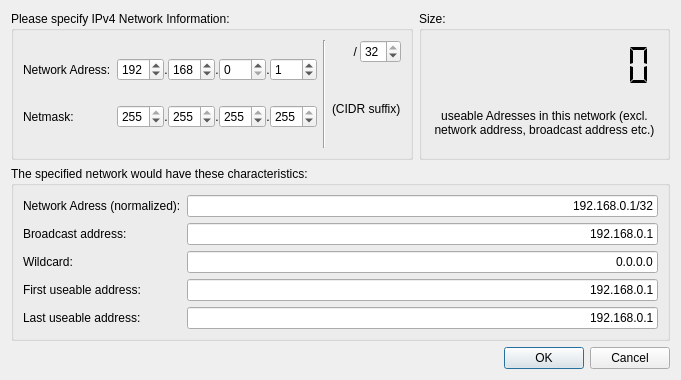
Above: sm_ipv4editdialog.ui from lordwolfchild/subnetmapper before the change. Below: the same form after it.
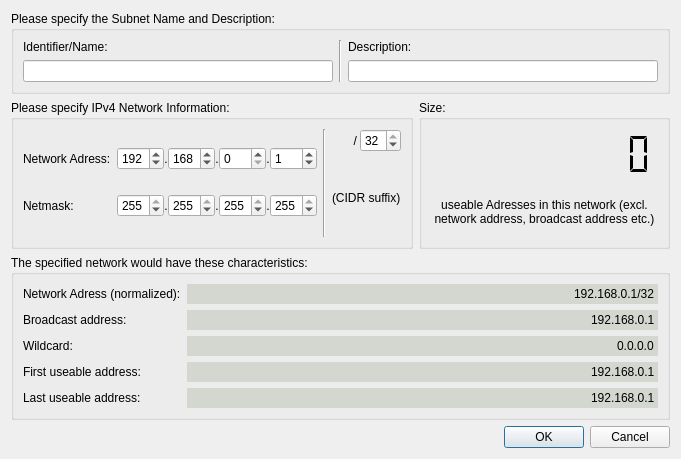
That is the form after the change.

```diff
--- a/sm_ipv4editdialog.ui
+++ b/sm_ipv4editdialog.ui
@@ -7,21 +7,81 @@
     <x>0</x>
     <y>0</y>
     <width>681</width>
-    <height>380</height>
+    <height>459</height>
    </rect>
   </property>
   <property name="windowTitle">
    <string>Dialog</string>
   </property>
-  <layout class="QGridLayout" name="gridLayout_4">
+  <layout class="QGridLayout" name="gridLayout_5">
    <item row="0" column="0">
-    <layout class="QVBoxLayout" name="verticalLayout_5">
+    <layout class="QVBoxLayout" name="verticalLayout_7">
+     <item>
+      <widget class="QGroupBox" name="groupBox_4">
+       <property name="sizePolicy">
+        <sizepolicy hsizetype="Preferred" vsizetype="Fixed">
+         <horstretch>0</horstretch>
+         <verstretch>0</verstretch>
+        </sizepolicy>
+       </property>
+       <property name="title">
+        <string>Please specify the Subnet Name and Description:</string>
+       </property>
+       <layout class="QGridLayout" name="gridLayout_4">
+        <item row="0" column="0">
+         <layout class="QHBoxLayout" name="horizontalLayout_8">
+          <item>
+           <layout class="QVBoxLayout" name="verticalLayout_5">
+            <item>
+             <widget class="QLabel" name="label_17">
+              <property name="text">
+               <string>Identifier/Name:</string>
+              </property>
+             </widget>
+            </item>
+            <item>
+             <widget class="QLineEdit" name="identifier"/>
+            </item>
+           </layout>
+          </item>
+          <item>
+           <widget class="Line" name="line_2">
+            <property name="orientation">
+             <enum>Qt::Vertical</enum>
+            </property>
+           </widget>
+          </item>
+          <item>
+           <layout class="QVBoxLayout" name="verticalLayout_6">
+            <item>
+             <widget class="QLabel" name="label_18">
+              <property name="text">
+               <string>Description:</string>
+              </property>
+             </widget>
+            </item>
+            <item>
+             <widget class="QLineEdit" name="description"/>
+            </item>
+           </layout>
+          </item>
+         </layout>
+        </item>
+       </layout>
+      </widget>
+     </item>
      <item>
       <layout class="QVBoxLayout" name="verticalLayout_4">
        <item>
         <layout class="QHBoxLayout" name="horizontalLayout_7">
          <item>
           <widget class="QGroupBox" name="groupBox">
+           <property name="sizePolicy">
+            <sizepolicy hsizetype="Preferred" vsizetype="Preferred">
+             <horstretch>0</horstretch>
+             <verstretch>0</verstretch>
+            </sizepolicy>
+           </property>
            <property name="title">
             <string>Please specify IPv4 Network Information:</string>
            </property>
@@ -263,6 +323,12 @@
          </item>
          <item>
           <widget class="QGroupBox" name="groupBox_3">
+           <property name="sizePolicy">
+            <sizepolicy hsizetype="Preferred" vsizetype="Preferred">
+             <horstretch>0</horstretch>
+             <verstretch>0</verstretch>
+            </sizepolicy>
+           </property>
            <property name="title">
             <string>Size:</string>
            </property>
@@ -313,12 +379,21 @@
        </item>
        <item>
         <widget class="QGroupBox" name="groupBox_2">
+         <property name="sizePolicy">
+          <sizepolicy hsizetype="Preferred" vsizetype="Fixed">
+           <horstretch>0</horstretch>
+           <verstretch>0</verstretch>
+          </sizepolicy>
+         </property>
          <property name="title">
           <string>The specified network would have these characteristics:</string>
          </property>
          <layout class="QGridLayout" name="gridLayout_3">
           <item row="0" column="0">
            <layout class="QFormLayout" name="formLayout">
+            <property name="fieldGrowthPolicy">
+             <enum>QFormLayout::AllNonFixedFieldsGrow</enum>
+            </property>
             <item row="0" column="0">
              <widget class="QLabel" name="label_12">
               <property name="text">
@@ -328,9 +403,61 @@
             </item>
             <item row="0" column="1">
              <widget class="QLineEdit" name="networkAddress">
+              <property name="enabled">
+               <bool>true</bool>
+              </property>
+              <property name="palette">
+               <palette>
+                <active>
+                 <colorrole role="Base">
+                  <brush brushstyle="SolidPattern">
+                   <color alpha="255">
+                    <red>212</red>
+                    <green>215</green>
+                    <blue>208</blue>
+                   </color>
+                  </brush>
+                 </colorrole>
+                </active>
+                <inactive>
+                 <colorrole role="Base">
+                  <brush brushstyle="SolidPattern">
+                   <color alpha="255">
+                    <red>212</red>
+                    <green>215</green>
+                    <blue>208</blue>
+                   </color>
+                  </brush>
+                 </colorrole>
+                </inactive>
+                <disabled>
+                 <colorrole role="Base">
+                  <brush brushstyle="SolidPattern">
+                   <color alpha="255">
+                    <red>230</red>
+                    <green>229</green>
+                    <blue>227</blue>
+                   </color>
+                  </brush>
+                 </colorrole>
+                </disabled>
+               </palette>
+              </property>
+              <property name="acceptDrops">
+               <bool>false</bool>
+              </property>
+              <property name="autoFillBackground">
+               <bool>false</bool>
+              </property>
+              <property name="locale">
+               <locale language="English" country="UnitedStates"/>
+              </property>
               <property name="text">
                <string>192.168.0.1/32</string>
               </property>
+              <property name="frame">
+               <bool>false</bool>
+              </property>
               <property name="alignment">
                <set>Qt::AlignRight|Qt::AlignTrailing|Qt::AlignVCenter</set>
               </property>
@@ -348,9 +475,61 @@
             </item>
             <item row="1" column="1">
              <widget class="QLineEdit" name="broadcastAddress">
+              <property name="enabled">
+               <bool>true</bool>
+              </property>
+              <property name="palette">
+               <palette>
+                <active>
+                 <colorrole role="Base">
+                  <brush brushstyle="SolidPattern">
+                   <color alpha="255">
+                    <red>212</red>
+                    <green>215</green>
+                    <blue>208</blue>
+                   </color>
+                  </brush>
+                 </colorrole>
+                </active>
+                <inactive>
+                 <colorrole role="Base">
+                  <brush brushstyle="SolidPattern">
+                   <color alpha="255">
+                    <red>212</red>
+                    <green>215</green>
+                    <blue>208</blue>
+                   </color>
+                  </brush>
+                 </colorrole>
+                </inactive>
+                <disabled>
+                 <colorrole role="Base">
+                  <brush brushstyle="SolidPattern">
+                   <color alpha="255">
+                    <red>230</red>
+                    <green>229</green>
+                    <blue>227</blue>
+                   </color>
+                  </brush>
+                 </colorrole>
+                </disabled>
+               </palette>
+              </property>
+              <property name="acceptDrops">
+               <bool>false</bool>
+              </property>
+              <property name="autoFillBackground">
+               <bool>false</bool>
+              </property>
+              <property name="locale">
+               <locale language="English" country="UnitedStates"/>
+              </property>
               <property name="text">
                <string>192.168.0.1</string>
               </property>
+              <property name="frame">
+               <bool>false</bool>
+              </property>
               <property name="alignment">
                <set>Qt::AlignRight|Qt::AlignTrailing|Qt::AlignVCenter</set>
               </property>
@@ -368,9 +547,61 @@
             </item>
             <item row="2" column="1">
              <widget class="QLineEdit" name="wildcardAddress">
+              <property name="enabled">
+               <bool>true</bool>
+              </property>
+              <property name="palette">
+               <palette>
+                <active>
+                 <colorrole role="Base">
+                  <brush brushstyle="SolidPattern">
+                   <color alpha="255">
+                    <red>212</red>
+                    <green>215</green>
+                    <blue>208</blue>
+                   </color>
+                  </brush>
+                 </colorrole>
+                </active>
+                <inactive>
+                 <colorrole role="Base">
+                  <brush brushstyle="SolidPattern">
+                   <color alpha="255">
+                    <red>212</red>
+                    <green>215</green>
+                    <blue>208</blue>
+                   </color>
+                  </brush>
+                 </colorrole>
+                </inactive>
+                <disabled>
+                 <colorrole role="Base">
+                  <brush brushstyle="SolidPattern">
+                   <color alpha="255">
+                    <red>230</red>
+                    <green>229</green>
+                    <blue>227</blue>
+                   </color>
+                  </brush>
+                 </colorrole>
+                </disabled>
+               </palette>
+              </property>
+              <property name="acceptDrops">
+               <bool>false</bool>
+              </property>
+              <property name="autoFillBackground">
+               <bool>false</bool>
+              </property>
+              <property name="locale">
+               <locale language="English" country="UnitedStates"/>
+              </property>
               <property name="text">
                <string>0.0.0.0</string>
               </property>
+              <property name="frame">
+               <bool>false</bool>
+              </property>
               <property name="alignment">
                <set>Qt::AlignRight|Qt::AlignTrailing|Qt::AlignVCenter</set>
               </property>
@@ -388,9 +619,61 @@
             </item>
             <item row="3" column="1">
              <widget class="QLineEdit" name="firstUsableAddress">
+              <property name="enabled">
+               <bool>true</bool>
+              </property>
+              <property name="palette">
+               <palette>
+                <active>
+                 <colorrole role="Base">
+                  <brush brushstyle="SolidPattern">
+                   <color alpha="255">
+                    <red>212</red>
+                    <green>215</green>
+                    <blue>208</blue>
+                   </color>
+                  </brush>
+                 </colorrole>
+                </active>
+                <inactive>
+                 <colorrole role="Base">
+                  <brush brushstyle="SolidPattern">
+                   <color alpha="255">
+                    <red>212</red>
+                    <green>215</green>
+                    <blue>208</blue>
+                   </color>
+                  </brush>
+                 </colorrole>
+                </inactive>
+                <disabled>
+                 <colorrole role="Base">
+                  <brush brushstyle="SolidPattern">
+                   <color alpha="255">
+                    <red>230</red>
+                    <green>229</green>
+                    <blue>227</blue>
+                   </color>
+                  </brush>
+                 </colorrole>
+                </disabled>
+               </palette>
+              </property>
+              <property name="acceptDrops">
+               <bool>false</bool>
+              </property>
+              <property name="autoFillBackground">
+               <bool>false</bool>
+              </property>
+              <property name="locale">
+               <locale language="English" country="UnitedStates"/>
+              </property>
               <property name="text">
                <string>192.168.0.1</string>
               </property>
+              <property name="frame">
+               <bool>false</bool>
+              </property>
               <property name="alignment">
                <set>Qt::AlignRight|Qt::AlignTrailing|Qt::AlignVCenter</set>
               </property>
@@ -408,9 +691,61 @@
             </item>
             <item row="4" column="1">
              <widget class="QLineEdit" name="lastUsableAddress">
+              <property name="enabled">
+               <bool>true</bool>
+              </property>
+              <property name="palette">
+               <palette>
+                <active>
+                 <colorrole role="Base">
+                  <brush brushstyle="SolidPattern">
+                   <color alpha="255">
+                    <red>212</red>
+                    <green>215</green>
+                    <blue>208</blue>
+                   </color>
+                  </brush>
+                 </colorrole>
+                </active>
+                <inactive>
+                 <colorrole role="Base">
+                  <brush brushstyle="SolidPattern">
+                   <color alpha="255">
+                    <red>212</red>
+                    <green>215</green>
+                    <blue>208</blue>
+                   </color>
+                  </brush>
+                 </colorrole>
+                </inactive>
+                <disabled>
+                 <colorrole role="Base">
+                  <brush brushstyle="SolidPattern">
+                   <color alpha="255">
+                    <red>230</red>
+                    <green>229</green>
+                    <blue>227</blue>
+                   </color>
+                  </brush>
+                 </colorrole>
+                </disabled>
+               </palette>
+              </property>
+              <property name="acceptDrops">
+               <bool>false</bool>
+              </property>
+              <property name="autoFillBackground">
+               <bool>false</bool>
+              </property>
+              <property name="locale">
+               <locale language="English" country="UnitedStates"/>
+              </property>
               <property name="text">
                <string>192.168.0.1</string>
               </property>
+              <property name="frame">
+               <bool>false</bool>
+              </property>
               <property name="alignment">
                <set>Qt::AlignRight|Qt::AlignTrailing|Qt::AlignVCenter</set>
               </property>
```
Left out of the diff: 181 changed lines with no effect on the pictures.
